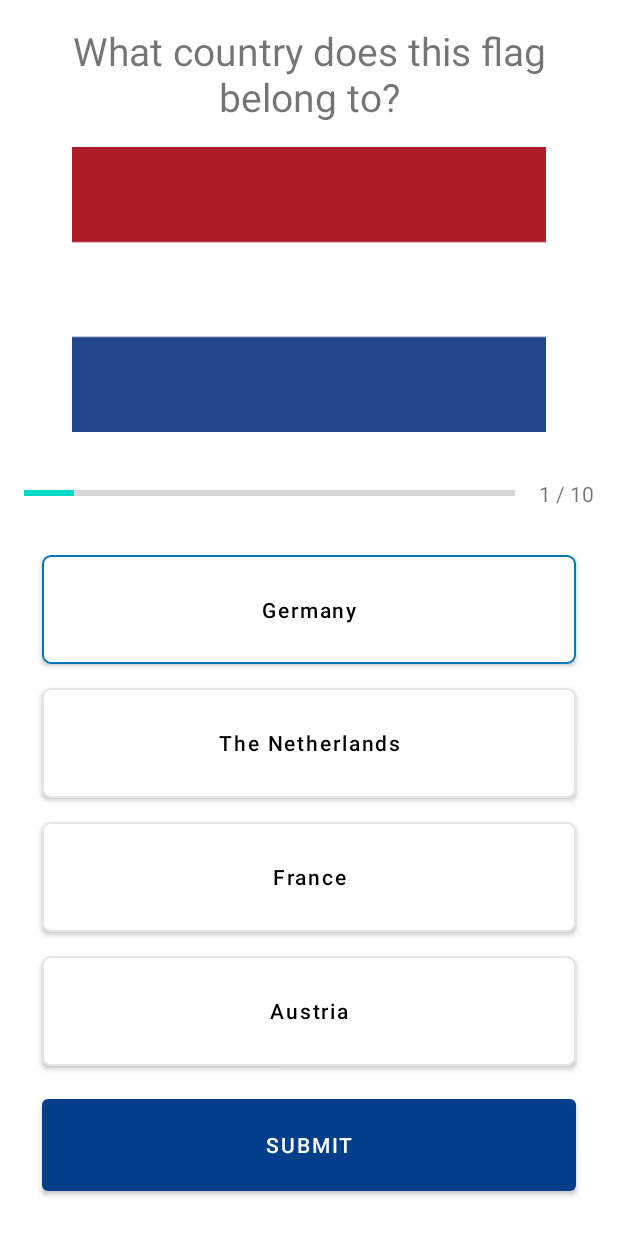
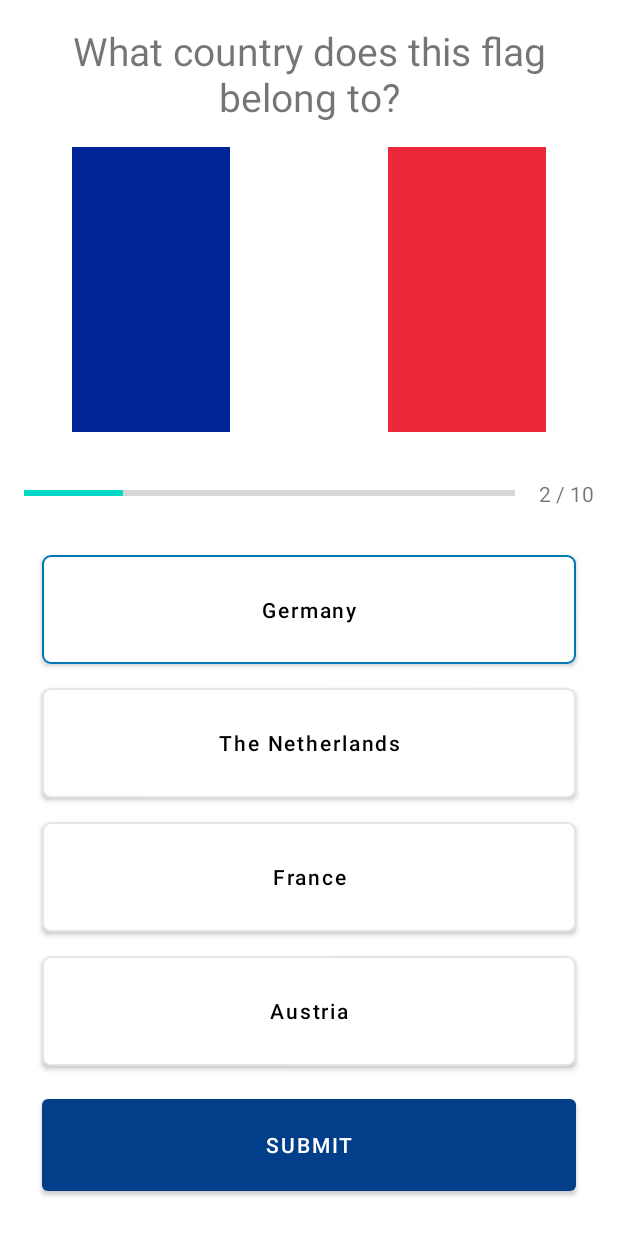
Before and after one commit to iiddd/android-course-quiz, an Android app: the QuizQuestionsActivity screen opened directly, with no data from a screen before it, after a tap on "Germany", on a phone screen of 412 x 824 dp. Run offline under Robolectric (Android 15) with nearby library versions, the phone set to English and light mode, and no system bars.

Commit message:
refactored quiz view + fixed test data

```diff
--- a/app/src/main/java/com/iiddd/quiz/Constants.kt
+++ b/app/src/main/java/com/iiddd/quiz/Constants.kt
@@ -38,11 +38,11 @@ object Constants {
                 ),
                 Answer(
                     answerText = "The Netherlands",
-                    isCorrect = true
+                    isCorrect = false
                 ),
                 Answer(
                     answerText = "France",
-                    isCorrect = false
+                    isCorrect = true
                 ),
                 Answer(
                     answerText = "Austria",
--- a/app/src/main/java/com/iiddd/quiz/QuizQuestionsActivity.kt
+++ b/app/src/main/java/com/iiddd/quiz/QuizQuestionsActivity.kt
@@ -8,7 +8,7 @@ import android.widget.ImageView
 import android.widget.ProgressBar
 import android.widget.TextView
 import android.widget.Toast
-import androidx.appcompat.content.res.AppCompatResources
+import androidx.core.content.ContextCompat
 
 class QuizQuestionsActivity : AppCompatActivity() {
 
@@ -93,7 +93,7 @@ class QuizQuestionsActivity : AppCompatActivity() {
             Log.e("Questions", i.questionText)
         }
 
-        var currentPosition = 1
+        var currentPosition = 2
         question = questionList[currentPosition - 1]
         progressBar?.progress = currentPosition
         flagImage?.setImageResource(question!!.image)
@@ -108,10 +108,10 @@ class QuizQuestionsActivity : AppCompatActivity() {
 
     private fun setButtonSelected(view: Button) {
         view.background =
-            AppCompatResources.getDrawable(this, R.drawable.default_button_bg_selected)
+            ContextCompat.getDrawable(this, R.drawable.default_button_bg_selected)
     }
 
     private fun setButtonDefault(view: Button) {
-        view.background = AppCompatResources.getDrawable(this, R.drawable.default_button_bg_normal)
+        view.background = ContextCompat.getDrawable(this, R.drawable.default_button_bg_normal)
     }
 }
```
